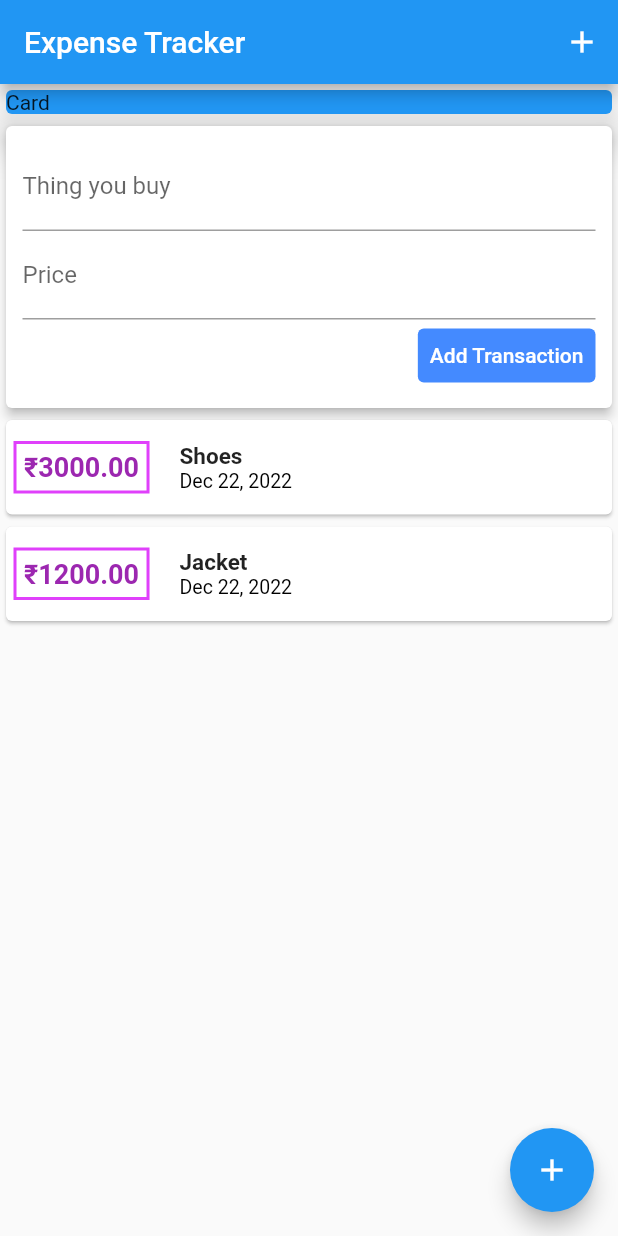
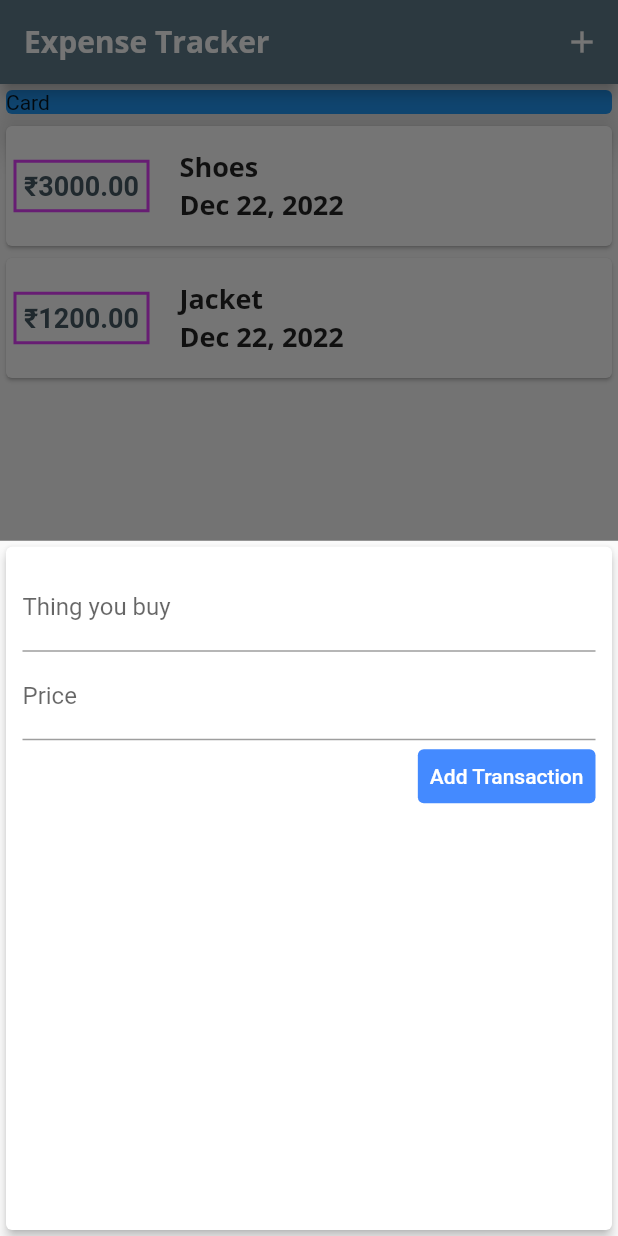
Before and after one commit to Vishesh-panghal/expense_tracker, a Flutter app: the screen it shows after launch, after a tap on the "add" icon, on a phone screen of 412 x 824 dp. Run offline on Flutter 3.47's test engine with Material 2 defaults, Android fonts, the phone set to English and light mode, and no system bars.

Commit message:
Adding font & theme

```diff
--- a/lib/main.dart
+++ b/lib/main.dart
@@ -1,6 +1,8 @@
 import 'package:flutter/material.dart';
+import 'package:flutter_complete_guide/widget/list.dart';
+import './models/transaction.dart';
 import 'package:flutter_complete_guide/widget/button.dart';
-import '../widget/user_transaction.dart';
+import './widget/list.dart';
 
 // !To run APP..📲
 void main() => runApp(MyApp());
@@ -10,7 +12,22 @@ class MyApp extends StatelessWidget {
   @override
   Widget build(BuildContext context) {
     return MaterialApp(
-      title: 'Flutter App',
+      title: 'Expense Tracker',
+      theme: ThemeData(
+          primarySwatch: Colors.blueGrey,
+          accentColor: Colors.amber,
+          fontFamily: 'Quicksand',
+          textTheme: ThemeData.light().textTheme.copyWith(
+              titleLarge: TextStyle(
+                  fontFamily: 'OpenSans',
+                  fontWeight: FontWeight.bold,
+                  fontSize: 18)),
+          appBarTheme: AppBarTheme(
+              titleTextStyle: TextStyle(
+            fontFamily: 'OpenSans',
+            fontSize: 20,
+            fontWeight: FontWeight.bold,
+          ))),
       home: MyHomePage(),
     );
   }
@@ -23,12 +40,38 @@ class MyHomePage extends StatefulWidget {
 
 class _MyHomePageState extends State<MyHomePage> {
 // transitions from transition.dart file
-  final titleController = TextEditingController();
+  // final titleController = TextEditingController();
+  // final amtcontroller = TextEditingController();
 
-  final amtcontroller = TextEditingController();
+  final List<Transaction> _userTransaction = [
+    Transaction(
+        id: 't1', title: 'Shoes', amount: 3000.00, date: DateTime.now()),
+    Transaction(
+        id: 't2', title: 'Jacket', amount: 1200.00, date: DateTime.now()),
+  ];
 
-  void startNewTransaction(BuildContext ctx){
-    showModalBottomSheet(context: ctx, builder: (_){return NewTransaction(addTx)})
+  void _addNewTransaction(String txtitle, double txamount) {
+    final newTnx = Transaction(
+        id: DateTime.now().toString(),
+        title: txtitle,
+        amount: txamount,
+        date: DateTime.now());
+    setState(() {
+      _userTransaction.add(newTnx);
+    });
+  }
+
+  void _startNewTransaction(BuildContext ctx) {
+    showModalBottomSheet(
+      context: ctx,
+      builder: (_) {
+        return GestureDetector(
+          onTap: (() => {}),
+          child: NewTransaction(_addNewTransaction),
+          behavior: HitTestBehavior.opaque,
+        );
+      },
+    );
   }
 
   @override
@@ -36,10 +79,12 @@ class _MyHomePageState extends State<MyHomePage> {
     return Scaffold(
       // just like frame for a screen
       appBar: AppBar(
-        title: const Text('Expense Tracker'),
+        title: const Text(
+          'Expense Tracker',
+        ),
         actions: <Widget>[
           IconButton(
-              onPressed: () => {},
+              onPressed: () => {_startNewTransaction(context)},
               icon: Icon(
                 Icons.add,
                 color: Colors.white,
@@ -56,13 +101,14 @@ class _MyHomePageState extends State<MyHomePage> {
             width: double.infinity,
             child: Card(color: Colors.blue, elevation: 10, child: Text('Card')),
           ),
-          UserTransaction()
+          TransactionList(_userTransaction),
         ],
       ),
       floatingActionButton: FloatingActionButton(
-          onPressed: (() => {}),
+          onPressed: () => {_startNewTransaction(context)},
           child: Icon(
             Icons.add,
+            color: Colors.white,
           )),
     );
   }
--- a/lib/widget/button.dart
+++ b/lib/widget/button.dart
@@ -1,12 +1,18 @@
 import 'package:flutter/material.dart';
-import '../widget/user_transaction.dart';
 
-class NewTransaction extends StatelessWidget {
+class NewTransaction extends StatefulWidget {
   final Function addTx;
-  final titleController = TextEditingController();
-  final amtcontroller = TextEditingController();
 
   NewTransaction(this.addTx);
+
+  @override
+  State<NewTransaction> createState() => _NewTransactionState();
+}
+
+class _NewTransactionState extends State<NewTransaction> {
+  final titleController = TextEditingController();
+
+  final amtcontroller = TextEditingController();
 
   void SubmitData() {
     final enteredTitle = titleController.text;
@@ -14,7 +20,9 @@ class NewTransaction extends StatelessWidget {
     if (enteredTitle.isEmpty || enteredAmount <= 0) {
       return;
     }
-    addTx(enteredTitle, enteredAmount);
+    widget.addTx(enteredTitle, enteredAmount);
+
+    Navigator.of(context).pop();
   }
 
   @override
--- a/lib/widget/list.dart
+++ b/lib/widget/list.dart
@@ -26,7 +26,7 @@ class TransactionList extends StatelessWidget {
                     style: TextStyle(
                       fontWeight: FontWeight.bold,
                       fontSize: 18,
-                      color: Colors.purple,
+                      color: Theme.of(context).primaryColorDark,
                       // backgroundColor: Colors.amberAccent,
                     ), // amount is here..💵
                   )),
@@ -40,15 +40,11 @@ class TransactionList extends StatelessWidget {
                   children: <Widget>[
                     Text(
                       transactions[index].title,
-                      style:
-                          TextStyle(fontWeight: FontWeight.w600, fontSize: 15),
+                      style: Theme.of(context).textTheme.titleLarge,
                     ),
                     Text(
                       DateFormat.yMMMd().format(transactions[index].date),
-                      style: TextStyle(
-                        fontSize: 13,
-                        color: Colors.black,
-                      ),
+                      style: Theme.of(context).textTheme.titleLarge,
                     )
                   ],
                 ),
--- a/lib/widget/user_transaction.dart
+++ /dev/null
@@ -1,39 +0,0 @@
-import 'package:flutter/material.dart';
-import 'button.dart';
-import 'list.dart';
-import '../models/transaction.dart';
-
-class UserTransaction extends StatefulWidget {
-  @override
-  State<UserTransaction> createState() => _UserTransactionState();
-}
-
-class _UserTransactionState extends State<UserTransaction> {
-  final List<Transaction> _userTransaction = [
-    Transaction(
-        id: 't1', title: 'Shoes', amount: 3000.00, date: DateTime.now()),
-    Transaction(
-        id: 't2', title: 'Jacket', amount: 1200.00, date: DateTime.now()),
-  ];
-
-  void _addNewTransaction(String txtitle, double txamount) {
-    final newTnx = Transaction(
-        id: DateTime.now().toString(),
-        title: txtitle,
-        amount: txamount,
-        date: DateTime.now());
-    setState(() {
-      _userTransaction.add(newTnx);
-    });
-  }
-
-  @override
-  Widget build(BuildContext context) {
-    return Column(
-      children: <Widget>[
-        NewTransaction(_addNewTransaction),
-        TransactionList(_userTransaction),
-      ],
-    );
-  }
-}
```
Also changed, not shown: pubspec.yaml (+17 -12 lines), fonts/OpenSans-Bold.ttf (added), fonts/OpenSans-Regular.ttf (added), fonts/Quicksand-Bold.ttf (added), fonts/Quicksand-Light.ttf (added), fonts/Quicksand-Medium.ttf (added), fonts/Quicksand-Regular.ttf (added).
